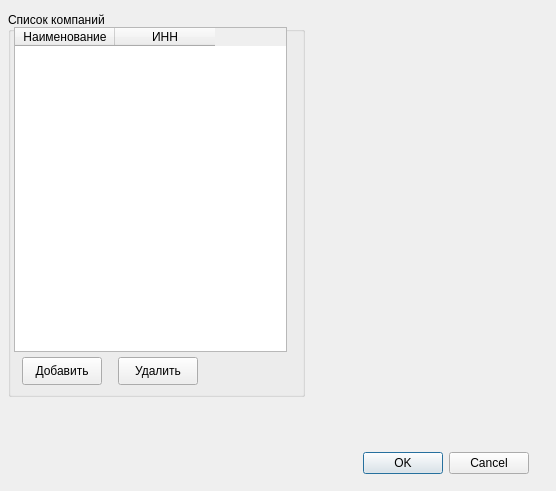
Before: the Qt Designer form options.ui in corvinalive/CalManager, drawn with Qt 5.
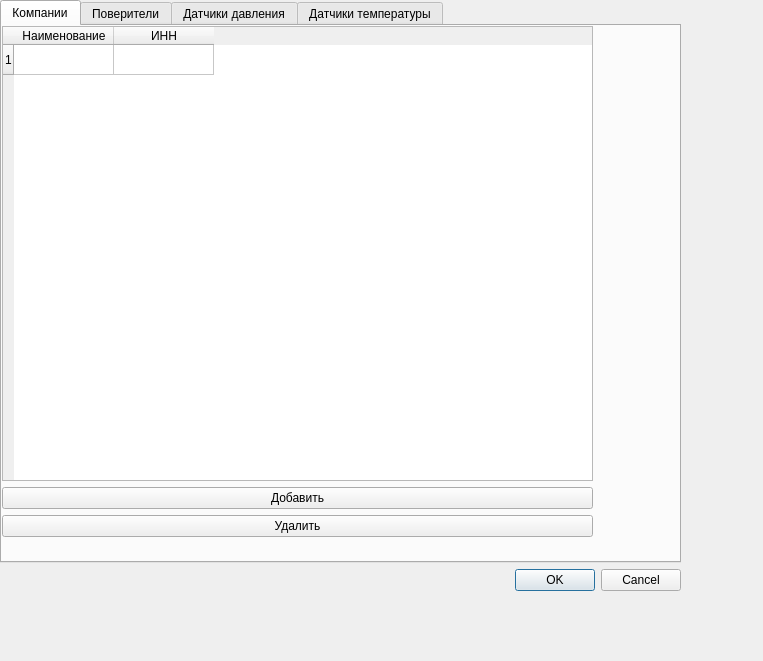
After: the same form once the commit is applied. The open tabs and pages were chosen to show the change.

Commit message: ДОбавлено: сохранение, редактирование списка компаний Перед работой со списками поверителей, моделей датчиков

Patch:
```diff
--- a/options.ui
+++ b/options.ui
@@ -4,12 +4,12 @@
   <property name="windowModality" >
    <enum>Qt::NonModal</enum>
   </property>
-  <property name="geometry" >
+  <property name="geometry">
    <rect>
     <x>0</x>
     <y>0</y>
-    <width>556</width>
-    <height>491</height>
+    <width>763</width>
+    <height>661</height>
    </rect>
   </property>
   <property name="windowTitle" >
@@ -18,86 +18,186 @@
   <property name="modal" >
    <bool>true</bool>
   </property>
-  <widget class="QDialogButtonBox" name="buttonBox" >
-   <property name="geometry" >
+  <widget class="QWidget" name="verticalLayoutWidget_2">
+   <property name="geometry">
     <rect>
-     <x>188</x>
-     <y>447</y>
-     <width>341</width>
-     <height>32</height>
+     <x>0</x>
+     <y>0</y>
+     <width>681</width>
+     <height>591</height>
     </rect>
    </property>
-   <property name="orientation" >
-    <enum>Qt::Horizontal</enum>
-   </property>
-   <property name="standardButtons" >
-    <set>QDialogButtonBox::Cancel|QDialogButtonBox::Ok</set>
-   </property>
-  </widget>
-  <widget class="QGroupBox" name="groupBox" >
-   <property name="geometry" >
+   <layout class="QVBoxLayout" name="verticalLayout_2">
+    <item>
+     <widget class="QTabWidget" name="tabWidget">
+      <property name="tabShape">
+       <enum>QTabWidget::Rounded</enum>
+      </property>
+      <property name="currentIndex">
+       <number>1</number>
+      </property>
+      <widget class="QWidget" name="tab_3">
+       <attribute name="title">
+        <string>Компании</string>
+       </attribute>
+       <widget class="QWidget" name="verticalLayoutWidget">
+        <property name="geometry">
     <rect>
-     <x>8</x>
-     <y>12</y>
-     <width>297</width>
-     <height>385</height>
-    </rect>
-   </property>
-   <property name="title" >
-    <string>Список компаний</string>
-   </property>
-   <widget class="QTableWidget" name="tableWidget" >
-    <property name="geometry" >
-     <rect>
-      <x>6</x>
-      <y>15</y>
-      <width>273</width>
-      <height>325</height>
-     </rect>
-    </property>
-    <property name="columnCount" >
+          <x>0</x>
+          <y>0</y>
+          <width>591</width>
+          <height>511</height>
+         </rect>
+        </property>
+        <layout class="QVBoxLayout" name="verticalLayout">
+         <item>
+          <widget class="QTableWidget" name="CompanyTableWidget">
+           <property name="alternatingRowColors">
+            <bool>true</bool>
+           </property>
+           <property name="selectionMode">
+            <enum>QAbstractItemView::SingleSelection</enum>
+           </property>
+           <property name="selectionBehavior">
+            <enum>QAbstractItemView::SelectRows</enum>
+           </property>
+           <property name="rowCount">
+            <number>1</number>
+           </property>
+           <property name="columnCount">
      <number>2</number>
     </property>
+           <attribute name="horizontalHeaderDefaultSectionSize">
+            <number>100</number>
+           </attribute>
+           <attribute name="verticalHeaderDefaultSectionSize">
+            <number>30</number>
+           </attribute>
+           <attribute name="verticalHeaderStretchLastSection">
+            <bool>false</bool>
+           </attribute>
+           <attribute name="verticalHeaderDefaultSectionSize">
+            <number>30</number>
+           </attribute>
+           <attribute name="verticalHeaderStretchLastSection">
+            <bool>false</bool>
+           </attribute>
+           <attribute name="horizontalHeaderDefaultSectionSize">
+            <number>100</number>
+           </attribute>
+           <row/>
     <column>
-     <property name="text" >
+            <property name="text">
       <string>Наименование</string>
      </property>
     </column>
     <column>
-     <property name="text" >
+            <property name="text">
       <string>ИНН</string>
      </property>
     </column>
    </widget>
-   <widget class="QPushButton" name="pushButton" >
-    <property name="geometry" >
-     <rect>
-      <x>14</x>
-      <y>345</y>
-      <width>80</width>
-      <height>28</height>
-     </rect>
-    </property>
-    <property name="text" >
+         </item>
+         <item>
+          <widget class="QPushButton" name="AddButton">
+           <property name="text">
      <string>Добавить</string>
     </property>
-    <property name="flat" >
+           <property name="flat">
      <bool>false</bool>
     </property>
    </widget>
-   <widget class="QPushButton" name="pushButton_2" >
-    <property name="geometry" >
+         </item>
+         <item>
+          <widget class="QPushButton" name="DeleteButton">
+           <property name="text">
+            <string>Удалить</string>
+           </property>
+          </widget>
+         </item>
+        </layout>
+       </widget>
+      </widget>
+      <widget class="QWidget" name="tab">
+       <attribute name="title">
+        <string>Поверители</string>
+       </attribute>
+       <widget class="QWidget" name="verticalLayoutWidget_3">
+        <property name="geometry">
      <rect>
-      <x>110</x>
-      <y>345</y>
-      <width>80</width>
-      <height>28</height>
-     </rect>
-    </property>
-    <property name="text" >
+          <x>0</x>
+          <y>0</y>
+          <width>671</width>
+          <height>501</height>
+         </rect>
+        </property>
+        <layout class="QVBoxLayout" name="verticalLayout_3">
+         <item>
+          <widget class="QTableWidget" name="PovTableWidget">
+           <property name="alternatingRowColors">
+            <bool>true</bool>
+           </property>
+           <property name="selectionMode">
+            <enum>QAbstractItemView::SingleSelection</enum>
+           </property>
+           <property name="selectionBehavior">
+            <enum>QAbstractItemView::SelectRows</enum>
+           </property>
+           <property name="rowCount">
+            <number>2</number>
+           </property>
+           <property name="columnCount">
+            <number>1</number>
+           </property>
+           <row/>
+           <row/>
+           <column>
+            <property name="text">
+             <string>ФИО</string>
+            </property>
+           </column>
+          </widget>
+         </item>
+         <item>
+          <widget class="QPushButton" name="AddPovButton">
+           <property name="text">
+            <string>Добавить</string>
+           </property>
+          </widget>
+         </item>
+         <item>
+          <widget class="QPushButton" name="DeletePovButton">
+           <property name="text">
      <string>Удалить</string>
     </property>
    </widget>
+         </item>
+        </layout>
+       </widget>
+      </widget>
+      <widget class="QWidget" name="">
+       <attribute name="title">
+        <string>Датчики давления</string>
+       </attribute>
+      </widget>
+      <widget class="QWidget" name="tab_2">
+       <attribute name="title">
+        <string>Датчики температуры</string>
+       </attribute>
+      </widget>
+     </widget>
+    </item>
+    <item>
+     <widget class="QDialogButtonBox" name="buttonBox">
+      <property name="orientation">
+       <enum>Qt::Horizontal</enum>
+      </property>
+      <property name="standardButtons">
+       <set>QDialogButtonBox::Cancel|QDialogButtonBox::Ok</set>
+      </property>
+     </widget>
+    </item>
+   </layout>
   </widget>
  </widget>
  <resources/>
```
Left out of the diff: 19 changed lines with no effect on the pictures. Lines whose indentation alone changed are shown as unchanged. The commit also changes 7 other files.
